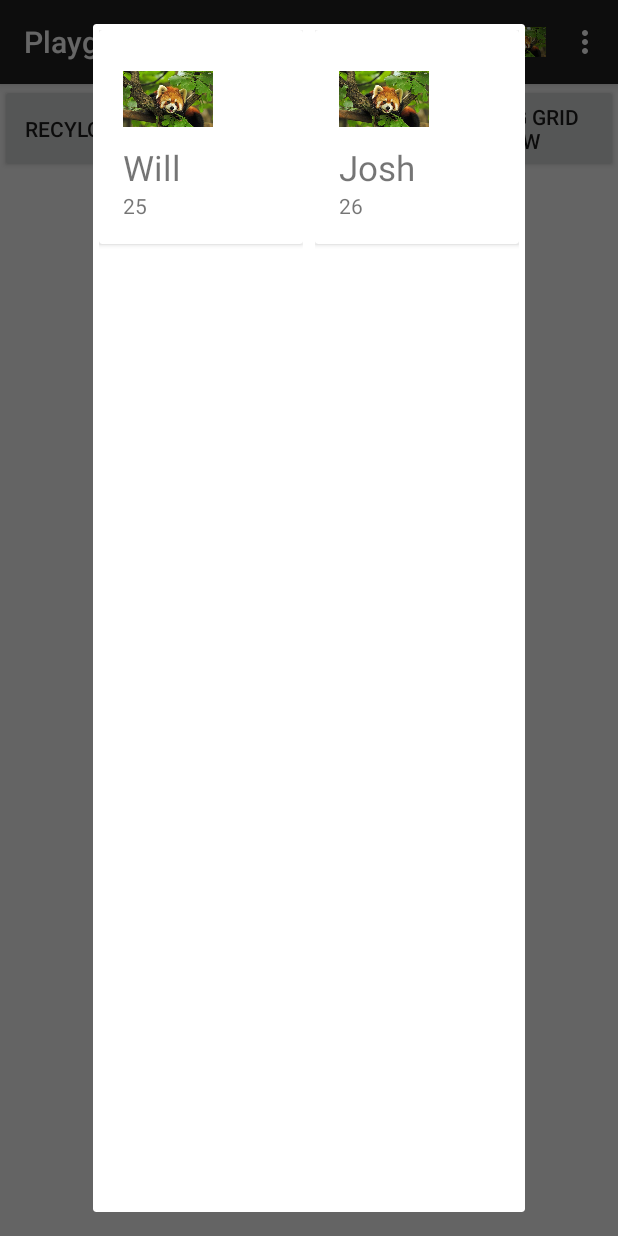
After one commit to willjgriff/RecyclerViewTestRepo, an Android app: the fragment RecyclerViewDialogFragment placed in its activity, on a phone screen of 412 x 824 dp. The commit adds this screen. Run offline under Robolectric (Android 15) with nearby library versions, the phone set to English and light mode, and no system bars.

Commit message:
Can now select an item in the dialog and it's passed back and displayed in the main activity.

```diff
--- a/RecyclerViewTest/app/src/main/java/com/example/will/Playground/ListViewTests/Person.java
+++ b/RecyclerViewTest/app/src/main/java/com/example/will/Playground/ListViewTests/Person.java
@@ -8,9 +8,9 @@ import android.os.Parcelable;
  */
 public class Person implements Parcelable {
 
-    String mName;
-    String mAge;
-    int mPhotoId;
+    public String mName;
+    public String mAge;
+    public int mPhotoId;
 
     Person (String name, String age, int photoId) {
         this.mName = name;
--- a/RecyclerViewTest/app/src/main/java/com/example/will/Playground/ListViewTests/RecyclerViewAdapter.java
+++ b/RecyclerViewTest/app/src/main/java/com/example/will/Playground/ListViewTests/RecyclerViewAdapter.java
@@ -1,6 +1,7 @@
 package com.example.will.Playground.ListViewTests;
 
 import android.support.annotation.LayoutRes;
+import android.support.v7.widget.CardView;
 import android.support.v7.widget.RecyclerView;
 import android.view.LayoutInflater;
 import android.view.View;
@@ -17,7 +18,7 @@ import java.util.List;
  */
 public class RecyclerViewAdapter extends RecyclerView.Adapter<RecyclerViewAdapter.RecyclerViewHolder> {
 
-    private List<Person> mPeople;
+    protected List<Person> mPeople;
     private int mLayoutItem;
 
     // In reality I wouldn't pass a layout reference here, but for playing purpose it's okay.
@@ -46,12 +47,14 @@ public class RecyclerViewAdapter extends RecyclerView.Adapter<RecyclerViewAdapte
 
     public static class RecyclerViewHolder extends RecyclerView.ViewHolder {
 
+        public CardView mCardView;
         public ImageView mPersonImage;
         public TextView mPersonName;
         public TextView mPersonAge;
 
         public RecyclerViewHolder(View itemView) {
             super(itemView);
+            mCardView = (CardView) itemView.findViewById(R.id.fragment_recycler_view_whole_item_view);
             mPersonImage = (ImageView) itemView.findViewById(R.id.person_photo);
             mPersonName = (TextView) itemView.findViewById(R.id.person_name);
             mPersonAge = (TextView) itemView.findViewById(R.id.person_age);
--- /dev/null
+++ b/RecyclerViewTest/app/src/main/java/com/example/will/Playground/ListViewTests/RecyclerViewDialogAdapter.java
@@ -0,0 +1,34 @@
+package com.example.will.Playground.ListViewTests;
+
+import android.support.annotation.LayoutRes;
+import android.view.View;
+
+import java.util.List;
+
+/**
+ * Created by Will on 10/02/2016.
+ */
+public class RecyclerViewDialogAdapter extends RecyclerViewAdapter {
+
+    private RecyclerViewDialogListener mRecyclerViewDialogListener;
+
+    public interface RecyclerViewDialogListener {
+        void recyclerViewItemClick(Person person);
+    }
+
+    public RecyclerViewDialogAdapter(RecyclerViewDialogListener recyclerViewDialogListener, List<Person> mPeople, @LayoutRes int layoutItem) {
+        super(mPeople, layoutItem);
+        mRecyclerViewDialogListener = recyclerViewDialogListener;
+    }
+
+    @Override
+    public void onBindViewHolder(RecyclerViewHolder holder, final int position) {
+        super.onBindViewHolder(holder, position);
+        holder.mCardView.setOnClickListener(new View.OnClickListener() {
+            @Override
+            public void onClick(View v) {
+                mRecyclerViewDialogListener.recyclerViewItemClick(mPeople.get(position));
+            }
+        });
+    }
+}
--- /dev/null
+++ b/RecyclerViewTest/app/src/main/java/com/example/will/Playground/ListViewTests/RecyclerViewDialogFragment.java
@@ -0,0 +1,54 @@
+package com.example.will.Playground.ListViewTests;
+
+import android.app.Activity;
+import android.os.Bundle;
+import android.support.annotation.Nullable;
+import android.support.v4.app.DialogFragment;
+import android.support.v7.widget.RecyclerView;
+import android.support.v7.widget.StaggeredGridLayoutManager;
+import android.view.LayoutInflater;
+import android.view.View;
+import android.view.ViewGroup;
+
+import com.example.will.Playground.ListViewTests.RecyclerViewDialogAdapter.RecyclerViewDialogListener;
+import com.example.will.Playground.R;
+
+/**
+ * Created by Will on 09/02/2016.
+ */
+public class RecyclerViewDialogFragment extends DialogFragment implements RecyclerViewDialogListener {
+
+    RecyclerViewFragmentListener mRecyclerViewFragmentListener;
+
+    public interface RecyclerViewFragmentListener {
+        void itemSelected(Person person);
+    }
+
+    @Nullable
+    @Override
+    public View onCreateView(LayoutInflater inflater, ViewGroup container, Bundle savedInstanceState) {
+        View view = inflater.inflate(R.layout.fragment_recycler_view_dialog, container);
+
+        RecyclerView recyclerView = (RecyclerView) view.findViewById(R.id.fragment_recycler_view_dialog_recycler_view);
+//        recyclerView.setLayoutManager(new GridLayoutManager(this, 2));
+        recyclerView.setLayoutManager(new StaggeredGridLayoutManager(2, StaggeredGridLayoutManager.VERTICAL));
+        recyclerView.setAdapter(new RecyclerViewDialogAdapter(this, People.getPeople(), R.layout.fragment_recycler_view_item_grid));
+
+//      Remember AlertDialog allows you to set a custom title view!
+        getDialog().setTitle("I AM DIALOG");
+
+        return view;
+    }
+
+    @Override
+    public void onAttach(Activity activity) {
+        super.onAttach(activity);
+        mRecyclerViewFragmentListener = (RecyclerViewFragmentListener) activity;
+    }
+
+    @Override
+    public void recyclerViewItemClick(Person person) {
+        mRecyclerViewFragmentListener.itemSelected(person);
+        dismiss();
+    }
+}
--- a/RecyclerViewTest/app/src/main/java/com/example/will/Playground/ListViewTests/RecyclerViewFragment.java
+++ b/RecyclerViewTest/app/src/main/java/com/example/will/Playground/ListViewTests/RecyclerViewFragment.java
@@ -21,7 +21,6 @@ import static com.example.will.Playground.MainActivity.FRAGMENT_ARGS;
  */
 public class RecyclerViewFragment extends Fragment {
 
-    public static final String FRAGMENT_RECYCLER_VIEW_TAG = "com.example.will.recyclerviewtest.RecyclerViewTest:FRAGMENT_RECYCLER_VIEW_TAG";
     RecyclerView mRecyclerView;
 
     @Nullable
--- a/RecyclerViewTest/app/src/main/java/com/example/will/Playground/OtherActivity.java
+++ b/RecyclerViewTest/app/src/main/java/com/example/will/Playground/OtherActivity.java
@@ -12,7 +12,7 @@ public class OtherActivity extends ToolbarActivity {
         super.onCreate(savedInstanceState);
         setContentView(R.layout.activity_other);
 
-        // Can we fix this...?
+        // Can we fix this warning...?
         getSupportActionBar().setTitle("El Titlei");
         getSupportActionBar().setSubtitle("Subdubbydub");
 
--- a/RecyclerViewTest/app/src/main/res/layout/activity_other.xml
+++ b/RecyclerViewTest/app/src/main/res/layout/activity_other.xml
@@ -6,7 +6,7 @@
     tools:context=".MainActivity">
 
     <FrameLayout
-        android:id="@+id/activity_main_fragment"
+        android:id="@+id/activity_other_fragment"
         android:layout_width="match_parent"
         android:layout_height="match_parent" />
 
--- /dev/null
+++ b/RecyclerViewTest/app/src/main/res/layout/fragment_recycler_view_dialog.xml
@@ -0,0 +1,13 @@
+<?xml version="1.0" encoding="utf-8"?>
+<LinearLayout xmlns:android="http://schemas.android.com/apk/res/android"
+    android:layout_width="wrap_content"
+    android:layout_height="wrap_content"
+    android:layout_gravity="center"
+    android:orientation="vertical">
+
+    <android.support.v7.widget.RecyclerView
+        android:id="@+id/fragment_recycler_view_dialog_recycler_view"
+        android:layout_width="wrap_content"
+        android:layout_height="wrap_content"/>
+
+</LinearLayout>
--- a/RecyclerViewTest/app/src/main/res/layout/fragment_recycler_view_item.xml
+++ b/RecyclerViewTest/app/src/main/res/layout/fragment_recycler_view_item.xml
@@ -5,7 +5,7 @@
     android:padding="4dp">
 
     <android.support.v7.widget.CardView
-        android:id="@+id/personCard"
+        android:id="@+id/fragment_recycler_view_whole_item_view"
         android:layout_width="match_parent"
         android:layout_height="wrap_content">
 
--- a/RecyclerViewTest/app/src/main/res/layout/fragment_recycler_view_item_grid.xml
+++ b/RecyclerViewTest/app/src/main/res/layout/fragment_recycler_view_item_grid.xml
@@ -2,38 +2,9 @@
 <LinearLayout xmlns:android="http://schemas.android.com/apk/res/android"
     android:layout_width="match_parent"
     android:layout_height="match_parent"
-    android:padding="4dp"
-    android:orientation="vertical">
+    android:orientation="vertical"
+    android:padding="4dp">
 
-    <android.support.v7.widget.CardView
-        android:id="@+id/personCard"
-        android:layout_width="match_parent"
-        android:layout_height="wrap_content">
-
-        <LinearLayout
-            android:layout_width="match_parent"
-            android:layout_height="wrap_content"
-            android:padding="16dp"
-            android:orientation="vertical">
-
-            <ImageView
-                android:id="@+id/person_photo"
-                android:layout_width="60dp"
-                android:layout_height="60dp" />
-
-            <TextView
-                android:id="@+id/person_name"
-                android:layout_width="wrap_content"
-                android:layout_height="wrap_content"
-                android:textSize="23sp" />
-
-            <TextView
-                android:id="@+id/person_age"
-                android:layout_width="wrap_content"
-                android:layout_height="wrap_content" />
-
-        </LinearLayout>
-
-    </android.support.v7.widget.CardView>
+    <include layout="@layout/recycler_view_grid_item" />
 
 </LinearLayout>
--- /dev/null
+++ b/RecyclerViewTest/app/src/main/res/layout/recycler_view_grid_item.xml
@@ -0,0 +1,32 @@
+<?xml version="1.0" encoding="utf-8"?>
+<android.support.v7.widget.CardView
+    xmlns:android="http://schemas.android.com/apk/res/android"
+    android:id="@+id/fragment_recycler_view_whole_item_view"
+    android:layout_width="match_parent"
+    android:layout_height="wrap_content">
+
+    <LinearLayout
+        android:layout_width="match_parent"
+        android:layout_height="wrap_content"
+        android:orientation="vertical"
+        android:padding="16dp">
+
+        <ImageView
+            android:id="@+id/person_photo"
+            android:layout_width="60dp"
+            android:layout_height="60dp" />
+
+        <TextView
+            android:id="@+id/person_name"
+            android:layout_width="wrap_content"
+            android:layout_height="wrap_content"
+            android:textSize="23sp" />
+
+        <TextView
+            android:id="@+id/person_age"
+            android:layout_width="wrap_content"
+            android:layout_height="wrap_content" />
+
+    </LinearLayout>
+
+</android.support.v7.widget.CardView>
```
Also changed, not shown: RecyclerViewTest/app/src/main/java/com/example/will/Playground/MainActivity.java (+33 -15 lines).
